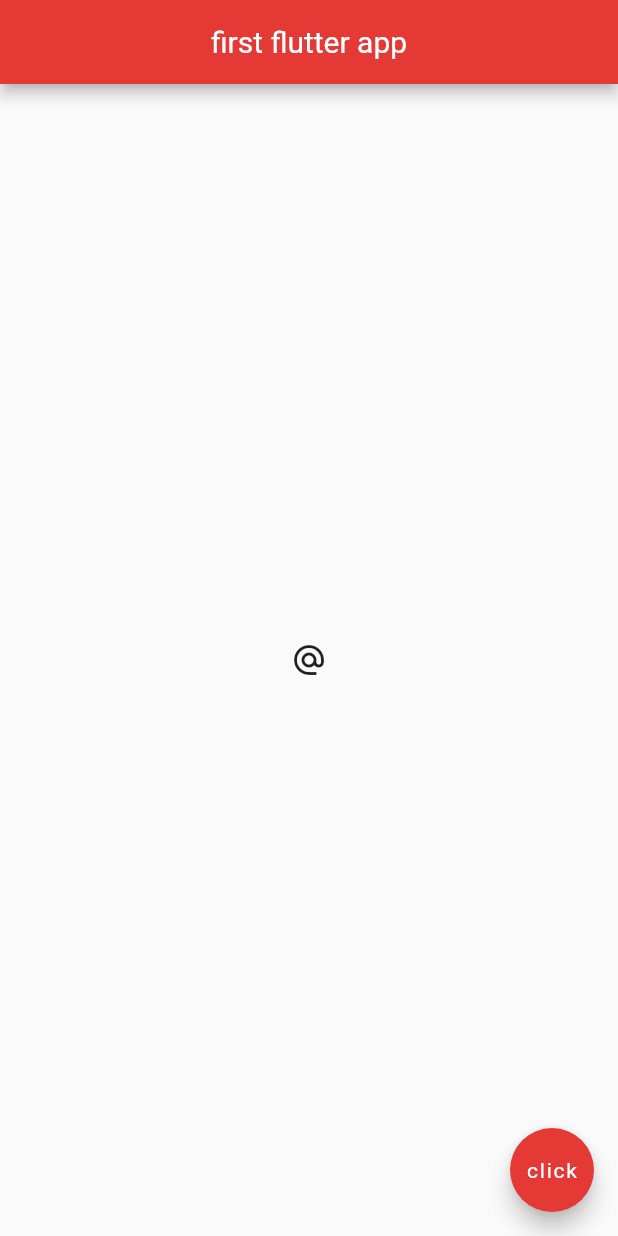
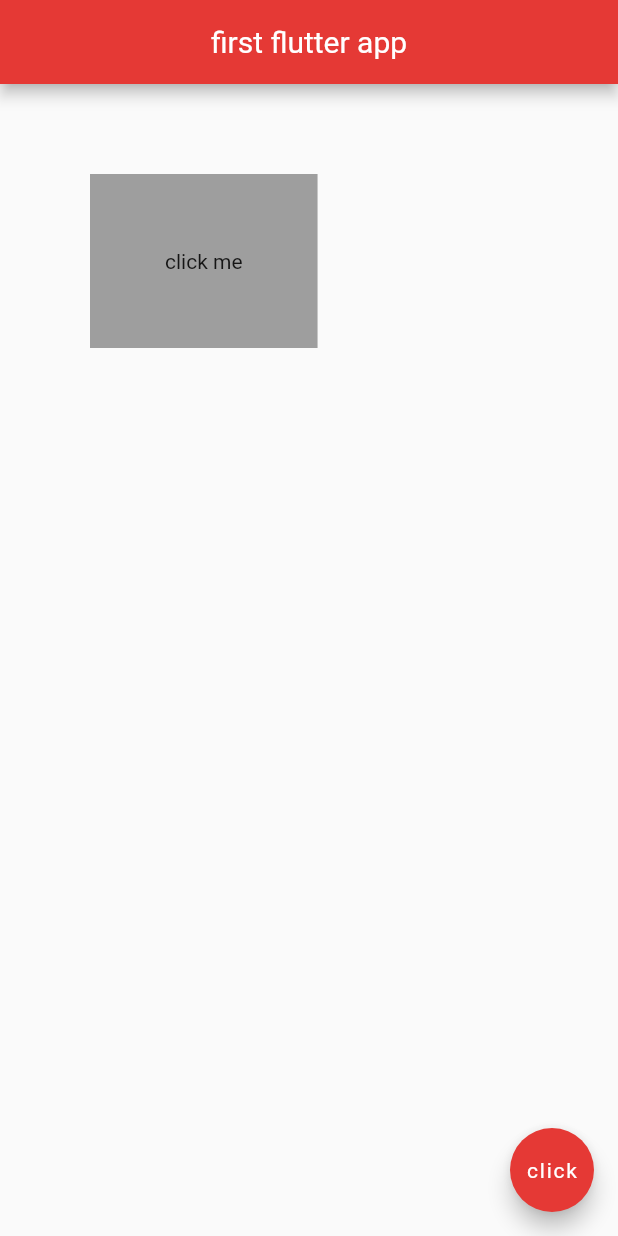
Before and after one commit to subashc069/flutter-training, a Flutter app: the screen it shows after launch, on a phone screen of 412 x 824 dp. Run offline on Flutter 3.47's test engine with Material 2 defaults, Android fonts, the phone set to English and light mode, and no system bars.

Commit message:
Container with margin and padding

```diff
--- a/lib/main.dart
+++ b/lib/main.dart
@@ -14,12 +14,11 @@ class Home extends StatelessWidget {
         centerTitle: true,
         backgroundColor: Colors.red[600],
       ),
-      body: Center(
-        child: IconButton(
-            icon: Icon(Icons.alternate_email),
-            onPressed: () {
-              print('You mailed me');
-            }),
+      body: Container(
+        padding: EdgeInsets.all(50.0),
+        margin: EdgeInsets.all(60.0),
+        color: Colors.grey,
+        child: Text('click me'),
       ),
       floatingActionButton: FloatingActionButton(
         onPressed: () {},
```
